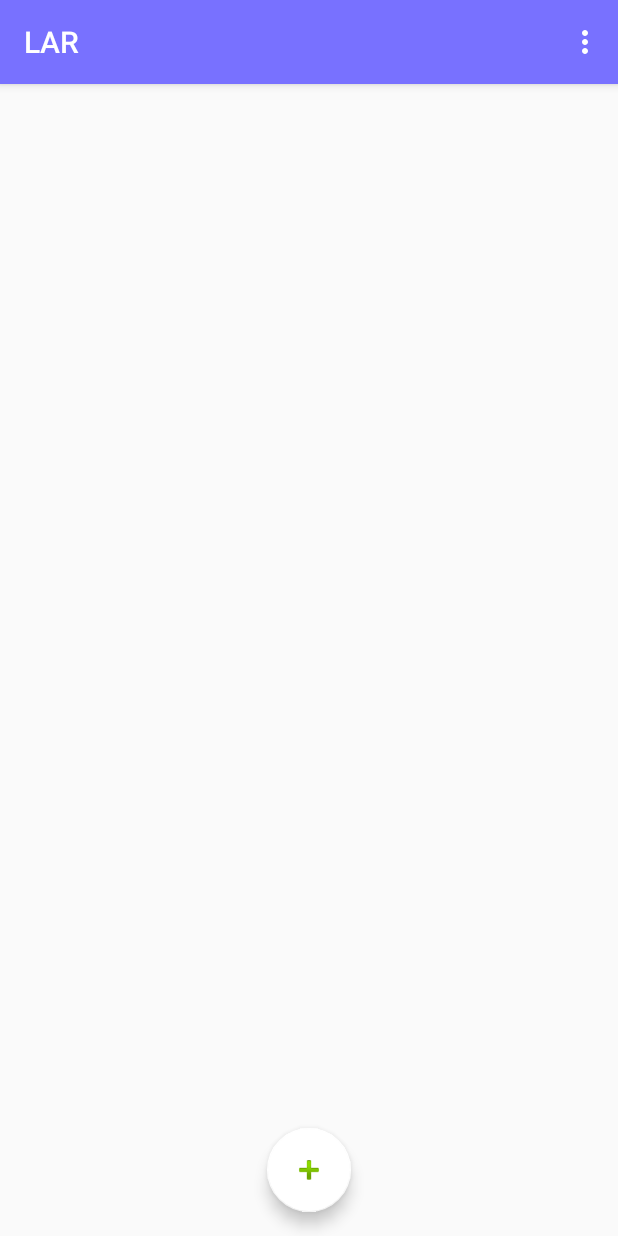
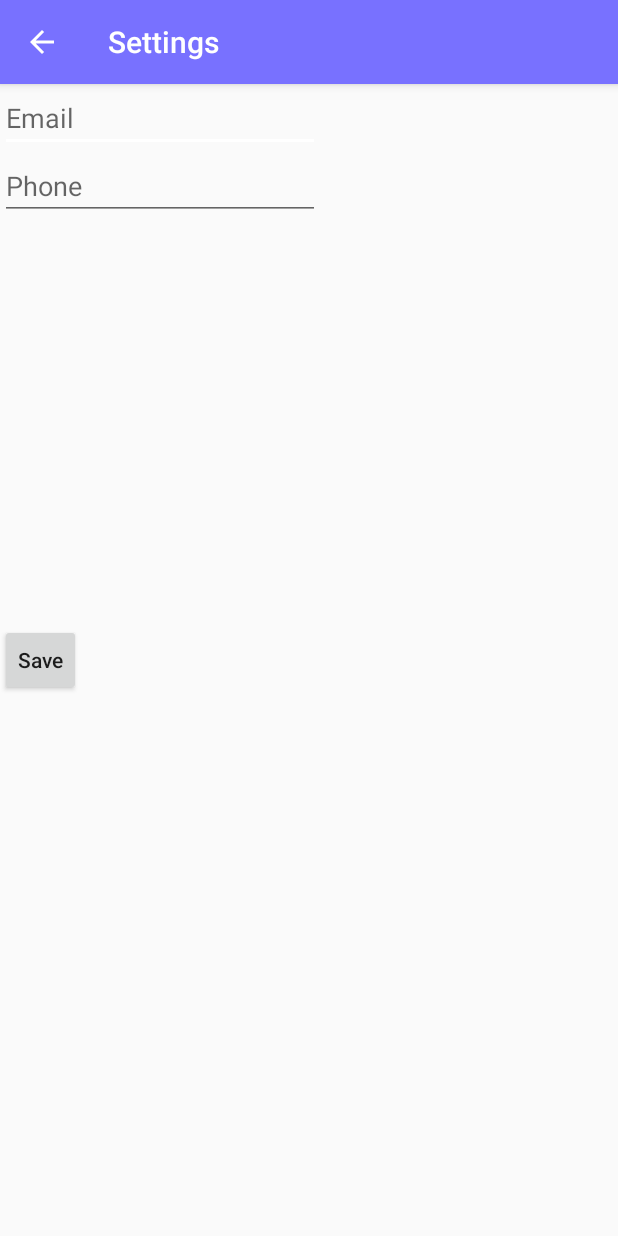
Before and after one commit to smishr16/cse535app, an Android app: the screen it shows after launch (MainActivity before the commit, Settings after it), in the options menu, after a tap on "Settings", on a phone screen of 412 x 824 dp. Run offline under Robolectric (Android 15) with nearby library versions, the phone set to English and light mode, and no system bars.

Commit message:
added settings screen click event in MainActivity mandatory field check stub in NewActivity using Task table object to set fields in NewActivity created Settings.java Task.java : Added setter methods, new constructor and status field Centered action buttons in layouts

```diff
--- a/app/src/main/java/asu/edu/cse535/locationawarereminder/activities/MainActivity.java
+++ b/app/src/main/java/asu/edu/cse535/locationawarereminder/activities/MainActivity.java
@@ -62,4 +62,9 @@ public class MainActivity extends AppCompatActivity {
 
         return super.onOptionsItemSelected(item);
     }
+
+    public void onSettingsClick(MenuItem item){
+        Intent intent = new Intent(MainActivity.this, Settings.class);
+        startActivity(intent);
+    }
 }
--- /dev/null
+++ b/app/src/main/java/asu/edu/cse535/locationawarereminder/activities/Settings.java
@@ -0,0 +1,52 @@
+package asu.edu.cse535.locationawarereminder.activities;
+
+import android.os.Bundle;
+import android.support.v4.app.NavUtils;
+import android.support.v7.app.AppCompatActivity;
+import android.view.MenuItem;
+import android.view.View;
+import android.widget.Button;
+
+import asu.edu.cse535.locationawarereminder.R;
+
+/**
+ * Created by Sooraj on 10/23/2016.
+ */
+public class Settings extends AppCompatActivity {
+
+    @Override
+    protected void onCreate(Bundle savedInstanceState) {
+        super.onCreate(savedInstanceState);
+        setContentView(R.layout.settings);
+
+        // Display up button
+        getSupportActionBar().setDisplayHomeAsUpEnabled(true);
+
+        Button saveSettings = (Button) findViewById(R.id.button_save_settings);
+        saveSettings.setOnClickListener(new View.OnClickListener(){
+
+            @Override
+            public void onClick(View v) {
+                //TO:DO Save settings to Database
+
+                finish();
+            }
+        });
+    }
+
+    @Override
+    public boolean onOptionsItemSelected(MenuItem item) {
+        switch (item.getItemId()) {
+            // Respond to the action bar's Up/Home button
+            case android.R.id.home:
+                NavUtils.navigateUpFromSameTask(this);
+                return true;
+        }
+        return super.onOptionsItemSelected(item);
+    }
+
+    @Override
+    public void onBackPressed() {
+        super.onBackPressed();
+    }
+}
--- a/app/src/main/java/asu/edu/cse535/locationawarereminder/database/DBManager.java
+++ b/app/src/main/java/asu/edu/cse535/locationawarereminder/database/DBManager.java
@@ -66,7 +66,7 @@ public class DBManager {
                 Task.COLUMN_CREATED_DATE + " ) VALUES (" +
                 Constants.QUOTE +  t.getDesc() + Constants.QUOTE + Constants.COMMA_SEP + Constants.QUOTE + t.getTaskDate() +
                 Constants.QUOTE + Constants.COMMA_SEP + Constants.QUOTE + t.getMot() + Constants.QUOTE + Constants.COMMA_SEP +
-                t.getLat() + Constants.COMMA_SEP + t.getLng() + Constants.COMMA_SEP + Constants.QUOTE + "Created" +
+                t.getLat() + Constants.COMMA_SEP + t.getLng() + Constants.COMMA_SEP + Constants.QUOTE + t.getStatus() +
                 Constants.QUOTE + Constants.COMMA_SEP + Constants.QUOTE + t.getCreatedDate() + Constants.QUOTE + ")";
         try{
             db.beginTransaction();
--- /dev/null
+++ b/app/src/main/res/layout/settings.xml
@@ -0,0 +1,41 @@
+<?xml version="1.0" encoding="utf-8"?>
+<LinearLayout xmlns:android="http://schemas.android.com/apk/res/android"
+    android:orientation="vertical" android:layout_width="match_parent"
+    android:layout_height="match_parent">
+
+    <RelativeLayout
+        android:layout_width="match_parent"
+        android:layout_height="match_parent"
+        android:layout_gravity="center_horizontal">
+
+        <EditText
+            android:layout_width="wrap_content"
+            android:layout_height="wrap_content"
+            android:inputType="textEmailAddress"
+            android:ems="10"
+            android:id="@+id/editText_email"
+            android:hint="@string/hint_email"
+            android:layout_alignParentTop="true"
+            android:layout_alignParentStart="true" />
+
+        <EditText
+            android:layout_width="wrap_content"
+            android:layout_height="wrap_content"
+            android:inputType="phone"
+            android:ems="10"
+            android:id="@+id/editText_phone"
+            android:hint="@string/hint_phone"
+            android:layout_below="@+id/editText_email"
+            android:layout_alignParentStart="true" />
+
+        <Button
+            style="?android:attr/buttonStyleSmall"
+            android:layout_width="wrap_content"
+            android:layout_height="wrap_content"
+            android:id="@+id/button_save_settings"
+            android:textAllCaps="false"
+            android:text="@string/button_save"
+            android:layout_alignParentStart="true"
+            android:layout_centerInParent="true"/>
+    </RelativeLayout>
+</LinearLayout>
--- a/app/src/main/res/menu/menu_main.xml
+++ b/app/src/main/res/menu/menu_main.xml
@@ -21,5 +21,6 @@
         android:id="@+id/action_settings"
         android:orderInCategory="4"
         android:title="@string/action_settings"
+        android:onClick="onSettingsClick"
         app:showAsAction="never" />
 </menu>
--- a/app/src/main/res/values/strings.xml
+++ b/app/src/main/res/values/strings.xml
@@ -10,4 +10,6 @@
     <string name="button_get_directions">Get Directions</string>
     <string name="button_mark_done">Mark as Done</string>
     <string name="label_reminder">Reminder</string>
+    <string name="hint_email">Email</string>
+    <string name ="hint_phone">Phone</string>
 </resources>
--- a/app/src/main/res/values/styles.xml
+++ b/app/src/main/res/values/styles.xml
@@ -6,6 +6,7 @@
         <item name="colorPrimary">@color/colorPrimary</item>
         <item name="colorPrimaryDark">@color/colorPrimaryDark</item>
         <item name="colorAccent">@color/colorAccent</item>
+        <item name="android:windowFullscreen">true</item>
     </style>
 
     <style name="AppTheme.NoActionBar">
```
Also changed, not shown: app/src/main/AndroidManifest.xml (+9 -2 lines), app/src/main/java/asu/edu/cse535/locationawarereminder/activities/NewTaskActivity.java (+28 -12 lines), app/src/main/java/asu/edu/cse535/locationawarereminder/database/Task.java (+39 -1 lines), app/src/main/res/layout/new_task_activity.xml (+33 -16 lines).
